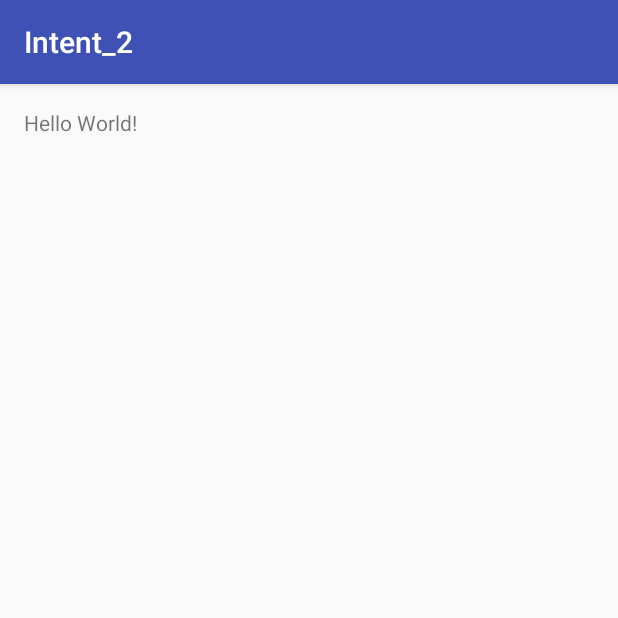
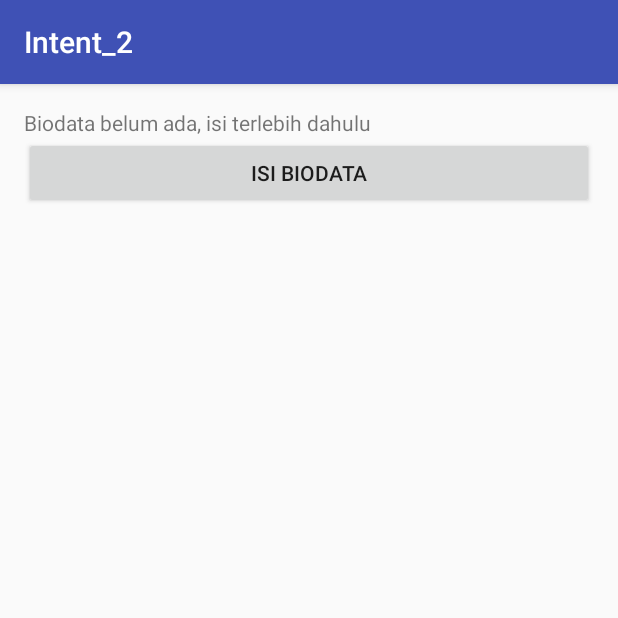
Before and after one commit to ViramelianaXIR133/Intent2, an Android app: the screen it shows after launch (MainActivity), on a phone screen of 412 x 824 dp, the top half of it. Run offline under Robolectric (Android 15) with nearby library versions, the phone set to English and light mode, and no system bars.

Commit message:
startActivityForResult Final

```diff
--- a/app/src/main/AndroidManifest.xml
+++ b/app/src/main/AndroidManifest.xml
@@ -15,6 +15,7 @@
                 <category android:name="android.intent.category.LAUNCHER" />
             </intent-filter>
         </activity>
+        <activity android:name=".InputActivity" />
     </application>
 
 </manifest>
--- a/app/src/main/res/layout/activity_main.xml
+++ b/app/src/main/res/layout/activity_main.xml
@@ -1,5 +1,5 @@
 <?xml version="1.0" encoding="utf-8"?>
-<LinearLayout xmlns:android="http://schemas.android.com/apk/res/android"
+<RelativeLayout xmlns:android="http://schemas.android.com/apk/res/android"
     xmlns:tools="http://schemas.android.com/tools"
     android:layout_width="match_parent"
     android:layout_height="match_parent"
@@ -10,7 +10,19 @@
     tools:context="id.sch.smktelkom_mlg.learn.intent_2.MainActivity">
 
     <TextView
+        android:id="@+id/textViewBiodata"
         android:layout_width="wrap_content"
         android:layout_height="wrap_content"
-        android:text="Hello World!" />
-</LinearLayout>
+        android:text="Biodata belum ada, isi terlebih dahulu" />
+
+    <Button
+        android:id="@+id/buttonInput"
+        android:layout_width="wrap_content"
+        android:layout_height="wrap_content"
+        android:layout_alignParentEnd="true"
+        android:layout_alignParentLeft="true"
+        android:layout_alignParentRight="true"
+        android:layout_alignParentStart="true"
+        android:layout_below="@+id/textViewBiodata"
+        android:text="Isi Biodata" />
+</RelativeLayout>
```
Also changed, not shown: app/src/main/java/id/sch/smktelkom_mlg/learn/intent_2/InputActivity.java (added, +44 -0 lines), app/src/main/java/id/sch/smktelkom_mlg/learn/intent_2/MainActivity.java (+26 -0 lines), app/src/main/res/layout/activity_input.xml (added, +36 -0 lines).
